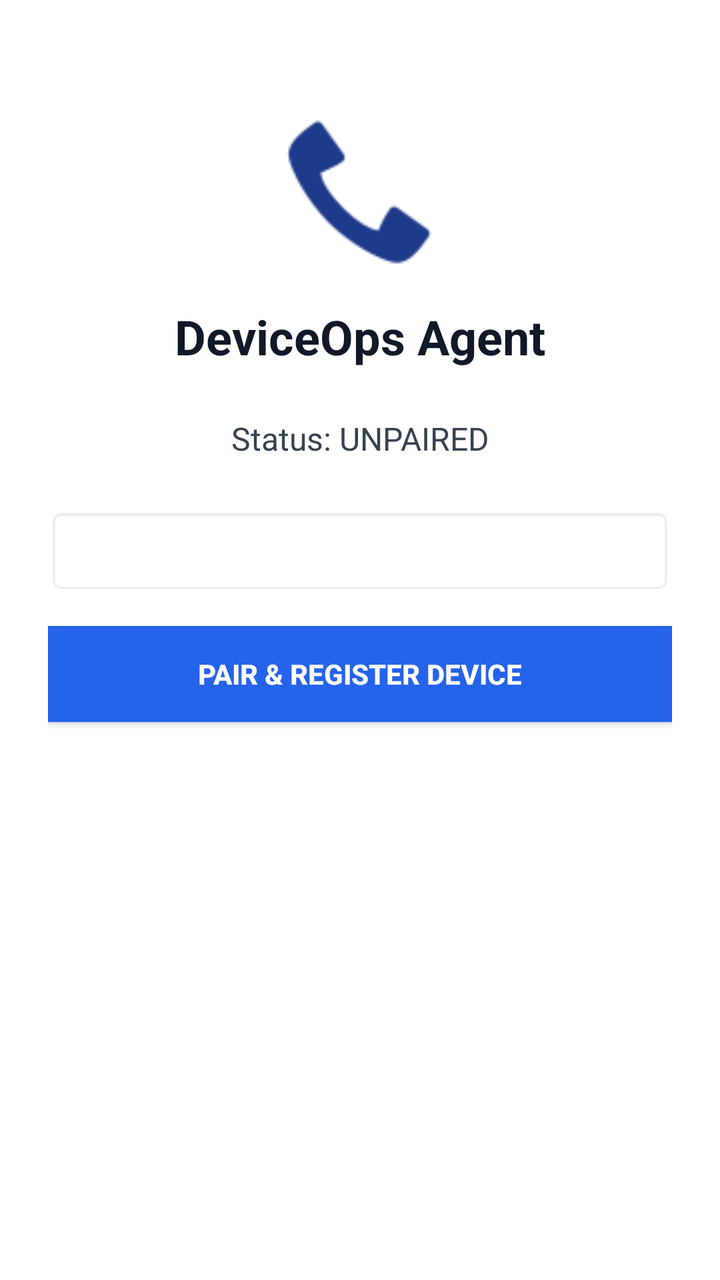
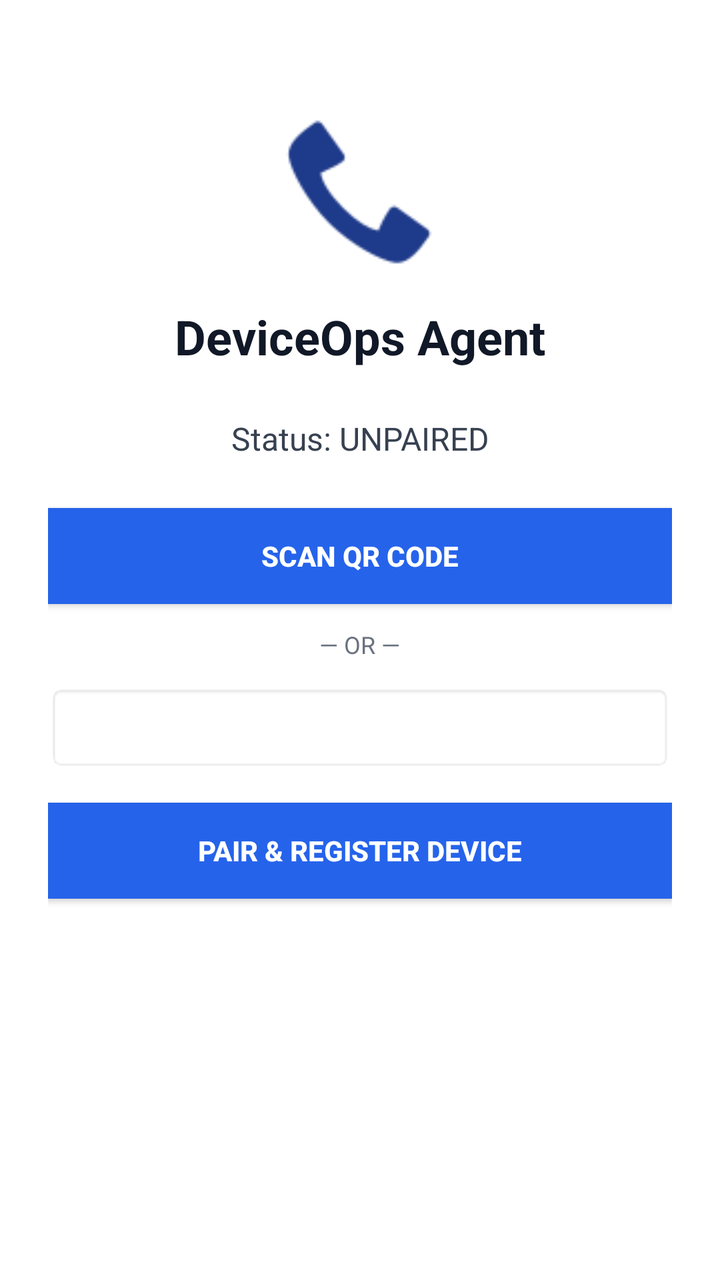

Before-and-after screenshots of an Android layout around one commit, followed by the original layout XML and the change that was made.
<!-- AndroidManifest.xml: application theme Theme.AppCompat -->
<!-- res/layout/activity_main.xml -->
<?xml version="1.0" encoding="utf-8"?>
<LinearLayout xmlns:android="http://schemas.android.com/apk/res/android"
    android:layout_width="match_match"
    android:layout_height="match_parent"
    android:orientation="vertical"
    android:padding="24dp"
    android:gravity="center_horizontal"
    android:background="#FFFFFF">

    <ImageView
        android:layout_width="80dp"
        android:layout_height="80dp"
        android:layout_marginTop="32dp"
        android:src="@android:drawable/stat_sys_phone_call"
        android:tint="#1E3A8A" />

    <TextView
        android:id="@+id/tvTitle"
        android:layout_width="wrap_content"
        android:layout_height="wrap_content"
        android:layout_marginTop="16dp"
        android:text="DeviceOps Agent"
        android:textColor="#111827"
        android:textSize="24sp"
        android:textStyle="bold" />

    <TextView
        android:id="@+id/tvStatus"
        android:layout_width="match_parent"
        android:layout_height="wrap_content"
        android:layout_marginTop="24dp"
        android:gravity="center"
        android:text="Status: UNPAIRED"
        android:textColor="#374151"
        android:textSize="16sp" />

    <EditText
        android:id="@+id/etPairingToken"
        android:layout_width="match_parent"
        android:layout_height="wrap_content"
        android:layout_marginTop="24dp"
        android:hint="Enter 16-character QR token code"
        android:inputType="text"
        android:maxLines="1"
        android:textColor="#111827"
        android:background="@android:drawable/editbox_background_normal"
        android:padding="12dp"
        android:textSize="14sp" />

    <Button
        android:id="@+id/btnPair"
        android:layout_width="match_parent"
        android:layout_height="wrap_content"
        android:layout_marginTop="16dp"
        android:background="#2563EB"
        android:text="Pair &amp; Register Device"
        android:textColor="#FFFFFF"
        android:textStyle="bold" />

    <TextView
        android:id="@+id/tvBatteryOptimizationWarning"
        android:layout_width="match_parent"
        android:layout_height="wrap_content"
        android:layout_marginTop="32dp"
        android:background="#FEF2F2"
        android:padding="16dp"
        android:text="Warning: Battery optimization is active..."
        android:textColor="#991B1B"
        android:textSize="12sp"
        android:visibility="gone" />

    <Button
        android:id="@+id/btnRequestIgnoreBattery"
        android:layout_width="match_parent"
        android:layout_height="wrap_content"
        android:layout_marginTop="8dp"
        android:background="#DC2626"
        android:text="Ignore Battery Optimization"
        android:textColor="#FFFFFF"
        android:textStyle="bold"
        android:visibility="gone" />

</LinearLayout>
<!-- resources referenced by this layout -->
<resources>

</resources>

<!-- the commit's change to res/layout/activity_main.xml (unified diff, before → after) -->
@@ -1,6 +1,6 @@
 <?xml version="1.0" encoding="utf-8"?>
 <LinearLayout xmlns:android="http://schemas.android.com/apk/res/android"
-    android:layout_width="match_match"
+    android:layout_width="match_parent"
     android:layout_height="match_parent"
     android:orientation="vertical"
     android:padding="24dp"
@@ -34,11 +34,30 @@
         android:textColor="#374151"
         android:textSize="16sp" />
 
+    <Button
+        android:id="@+id/btnScanQr"
+        android:layout_width="match_parent"
+        android:layout_height="wrap_content"
+        android:layout_marginTop="24dp"
+        android:background="#2563EB"
+        android:text="Scan QR Code"
+        android:textColor="#FFFFFF"
+        android:textStyle="bold" />
+
+    <TextView
+        android:id="@+id/tvOr"
+        android:layout_width="wrap_content"
+        android:layout_height="wrap_content"
+        android:layout_marginTop="12dp"
+        android:text="— OR —"
+        android:textColor="#6B7280"
+        android:textSize="12sp" />
+
     <EditText
         android:id="@+id/etPairingToken"
         android:layout_width="match_parent"
         android:layout_height="wrap_content"
-        android:layout_marginTop="24dp"
+        android:layout_marginTop="12dp"
         android:hint="Enter 16-character QR token code"
         android:inputType="text"
         android:maxLines="1"
